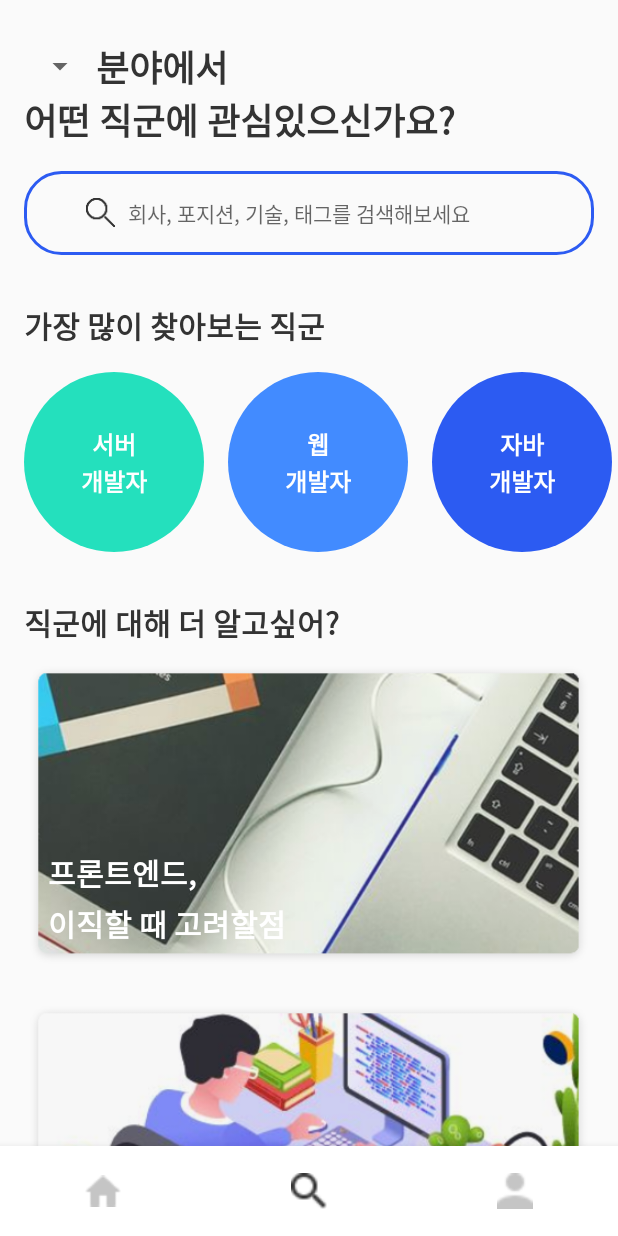
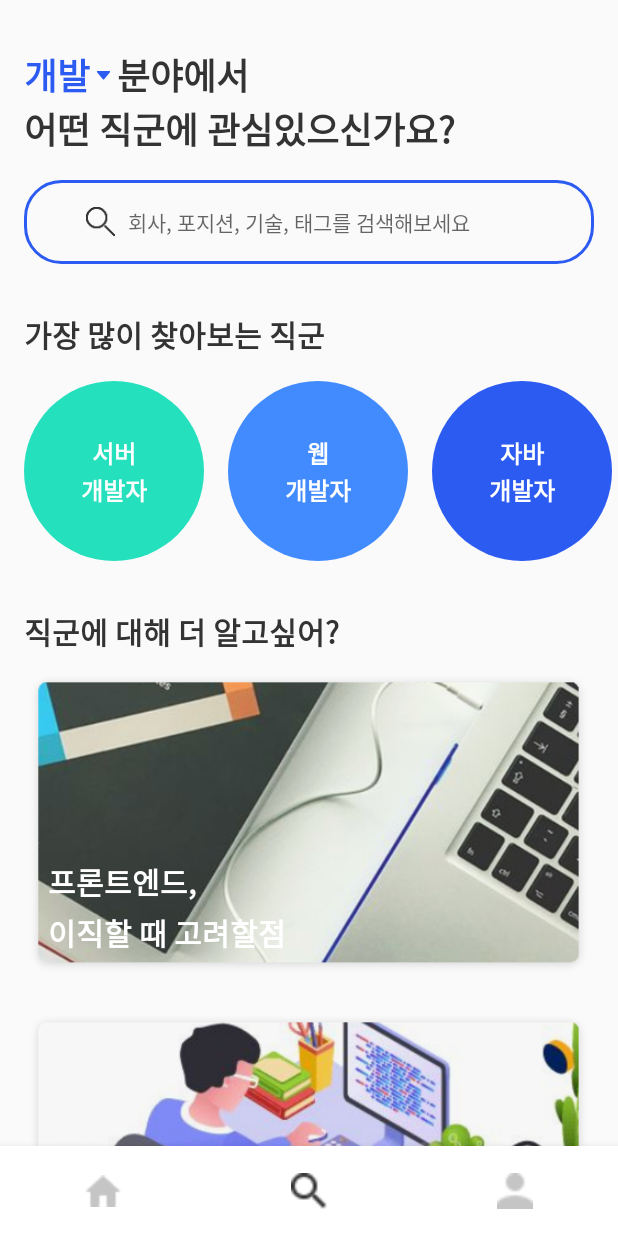
Before and after one commit to sopt-seminar/SOPT_26_collaboration, an Android app: the screen it shows after launch (MainActivity), item 2 of the bottom bar chosen, on a phone screen of 412 x 824 dp. Run offline under Robolectric (Android 15) with nearby library versions, the phone set to English and light mode, and no system bars; our stand-ins replace data binding.

Commit message:
스피너 기능 추가

```diff
--- a/app/src/main/java/com/example/sopt_26_collaboration/Fragment/SearchFragment.kt
+++ b/app/src/main/java/com/example/sopt_26_collaboration/Fragment/SearchFragment.kt
@@ -7,6 +7,7 @@ import android.view.View
 import android.view.ViewGroup
 import androidx.recyclerview.widget.LinearLayoutManager
 import androidx.recyclerview.widget.RecyclerView
+import com.example.sopt_26_collaboration.Fragment.adapter.JobSpinnerAdapter
 import com.example.sopt_26_collaboration.Fragment.adapter.OtherFieldAdapter
 import com.example.sopt_26_collaboration.Fragment.adapter.PopularFieldAdapter
 import com.example.sopt_26_collaboration.Fragment.adapter.decoration.MarginDecoration
@@ -28,6 +29,10 @@ class SearchFragment : Fragment() {
     }
 
     override fun onViewCreated(view: View, savedInstanceState: Bundle?) {
+        val jobData = mutableListOf("개발", "디자인", "기획")
+        val spinnerAdapter = JobSpinnerAdapter(view.context, jobData)
+        spinner_field_fragment_search.adapter = spinnerAdapter
+
         val fieldList = mutableListOf<FieldData>()
         fieldList.add(FieldData("서버\n개발자", "#24e0bd"))
         fieldList.add(FieldData("웹\n개발자", "#428bff"))
--- /dev/null
+++ b/app/src/main/java/com/example/sopt_26_collaboration/Fragment/adapter/JobSpinnerAdapter.kt
@@ -0,0 +1,47 @@
+package com.example.sopt_26_collaboration.Fragment.adapter
+
+import android.content.Context
+import android.view.LayoutInflater
+import android.view.View
+import android.view.ViewGroup
+import android.widget.BaseAdapter
+import android.widget.TextView
+import com.example.sopt_26_collaboration.R
+
+class JobSpinnerAdapter(context: Context, item: List<String>) : BaseAdapter() {
+    private val inflater : LayoutInflater by lazy { LayoutInflater.from(context) }
+    private val data: List<String> = item
+
+    override fun getView(position: Int, convertView: View?, parent: ViewGroup?): View {
+        return if (convertView == null) {
+            val view = inflater.inflate(R.layout.custom_spinner_top_view, parent, false)
+            (view.findViewById(R.id.text_custom_spinner_jop_item) as TextView).text = data[position]
+            view
+        } else {
+            convertView
+        }
+    }
+
+    override fun getDropDownView(position: Int, convertView: View?, parent: ViewGroup?): View {
+        return if (convertView == null) {
+            val view = inflater.inflate(R.layout.custom_spinner_job_drop_down, parent, false)
+            (view.findViewById(R.id.text_spinner_jop_drop_down) as TextView).text = data[position]
+            view
+        } else {
+            convertView
+        }
+    }
+
+    override fun getItem(position: Int): Any? {
+        return null
+    }
+
+    override fun getItemId(position: Int): Long {
+        return 0
+    }
+
+    override fun getCount(): Int {
+        return data.size
+    }
+
+}
--- a/app/src/main/res/drawable/round_ractangle_blue_stroke.xml
+++ b/app/src/main/res/drawable/round_ractangle_blue_stroke.xml
@@ -3,7 +3,7 @@
     xmlns:android="http://schemas.android.com/apk/res/android">
     <stroke
         android:width="2dp"
-        android:color="@color/stroke_round_blue_ractangle"/>
+        android:color="@color/color_blue"/>
 
     <corners
         android:radius="24dp"/>
--- /dev/null
+++ b/app/src/main/res/layout/custom_spinner_top_view.xml
@@ -0,0 +1,36 @@
+<?xml version="1.0" encoding="utf-8"?>
+<androidx.constraintlayout.widget.ConstraintLayout
+    android:id="@+id/layout_custom_spinner_root"
+    xmlns:android="http://schemas.android.com/apk/res/android"
+    xmlns:app="http://schemas.android.com/apk/res-auto"
+    xmlns:tools="http://schemas.android.com/tools"
+    android:layout_width="wrap_content"
+    android:layout_height="wrap_content">
+
+    <TextView
+        android:id="@+id/text_custom_spinner_jop_item"
+        android:layout_width="wrap_content"
+        android:layout_height="wrap_content"
+        android:textSize="24sp"
+        android:textColor="@color/color_blue"
+        android:lineSpacingExtra="5sp"
+        android:text="분야"
+        android:textStyle="bold"
+        app:layout_constraintBottom_toBottomOf="parent"
+        app:layout_constraintStart_toStartOf="parent"
+        app:layout_constraintTop_toTopOf="parent" />
+
+    <ImageView
+        android:id="@+id/imageView"
+        android:layout_width="10dp"
+        android:layout_height="6dp"
+        android:layout_marginStart="4dp"
+        android:layout_marginLeft="4dp"
+        android:layout_marginEnd="4dp"
+        android:layout_marginRight="4dp"
+        app:layout_constraintBottom_toBottomOf="@+id/text_custom_spinner_jop_item"
+        app:layout_constraintEnd_toEndOf="parent"
+        app:layout_constraintStart_toEndOf="@+id/text_custom_spinner_jop_item"
+        app:layout_constraintTop_toTopOf="@+id/text_custom_spinner_jop_item"
+        app:srcCompat="@drawable/an_search_dropdown_btn" />
+</androidx.constraintlayout.widget.ConstraintLayout>
--- a/app/src/main/res/layout/fragment_search.xml
+++ b/app/src/main/res/layout/fragment_search.xml
@@ -28,6 +28,8 @@
                     android:id="@+id/spinner_field_fragment_search"
                     android:layout_width="wrap_content"
                     android:layout_height="wrap_content"
+                    android:background="@null"
+                    android:spinnerMode="dialog"
                     app:layout_constraintStart_toStartOf="parent"
                     app:layout_constraintTop_toTopOf="parent" />
 
--- a/app/src/main/res/values/colors.xml
+++ b/app/src/main/res/values/colors.xml
@@ -6,6 +6,6 @@
 
     <!--for fragment_search-->
     <color name="normal_text_black">#333333</color>
-    <color name="stroke_round_blue_ractangle">#2c5bf2</color>
+    <color name="color_blue">#2c5bf2</color>
     <color name="normal_text_white">#ffffff</color>
 </resources>
```
Also changed, not shown: app/src/main/res/layout/custom_spinner_job_drop_down.xml (added, +23 -0 lines), app/src/main/res/drawable-hdpi/an_search_dropdown_btn.png (added), app/src/main/res/drawable-mdpi/an_search_dropdown_btn.png (added), app/src/main/res/drawable-xhdpi/an_search_dropdown_btn.png (added), app/src/main/res/drawable-xxhdpi/an_search_dropdown_btn.png (added), app/src/main/res/drawable-xxxhdpi/an_search_dropdown_btn.png (added).
